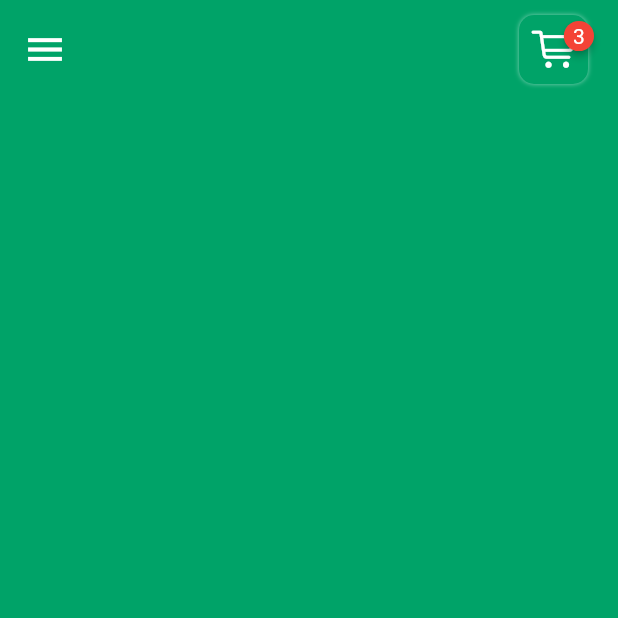
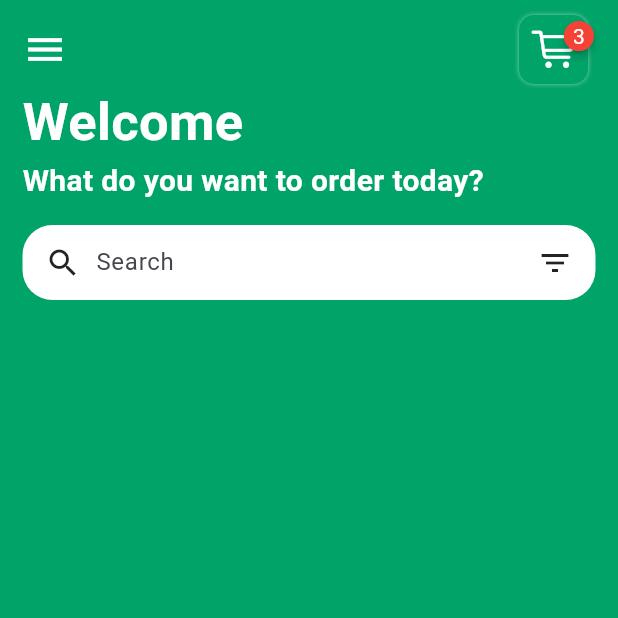
Before and after one commit to Pathum-Tharaka/Flutter-Food-app, a Flutter app: the HomePage screen opened by its route, on a phone screen of 412 x 824 dp, the top half of it. Run offline on Flutter 3.47's test engine with Material 3 defaults, Android fonts, the phone set to English and light mode, and no system bars; drawn by our look-alikes of badges.

Commit message:
Update HomePage.dart

```diff
--- a/foodapp/lib/Pages/HomePage.dart
+++ b/foodapp/lib/Pages/HomePage.dart
@@ -3,10 +3,12 @@ import 'package:flutter/cupertino.dart';
 import 'package:flutter/material.dart';
 
 class HomePage extends StatelessWidget {
+  const HomePage({super.key});
+
   @override
   Widget build(BuildContext context) {
     return Scaffold(
-        backgroundColor: Color(0xff00a368),
+        backgroundColor: const Color(0xff00a368),
         body: SafeArea(
             child: SingleChildScrollView(
           child: Column(
@@ -16,7 +18,7 @@ class HomePage extends StatelessWidget {
                 child: Row(
                   mainAxisAlignment: MainAxisAlignment.spaceBetween,
                   children: [
-                    Icon(
+                    const Icon(
                       Icons.menu,
                       color: Colors.white,
                       size: 30,
@@ -24,7 +26,7 @@ class HomePage extends StatelessWidget {
                     Container(
                         padding: const EdgeInsets.all(8),
                         decoration: BoxDecoration(
-                          color: Color(0xff00a368),
+                          color: const Color(0xff00a368),
                           borderRadius: BorderRadius.circular(10),
                           boxShadow: [
                             BoxShadow(
@@ -36,11 +38,11 @@ class HomePage extends StatelessWidget {
                         child: badges.Badge(
                           position:
                               badges.BadgePosition.topEnd(top: -10, end: -12),
-                          badgeStyle: badges.BadgeStyle(
+                          badgeStyle: const badges.BadgeStyle(
                             badgeColor: Colors.red,
                             padding: EdgeInsets.all(6),
                           ),
-                          badgeContent: Text(
+                          badgeContent: const Text(
                             "3",
                             style: TextStyle(color: Colors.white),
                           ),
@@ -56,6 +58,49 @@ class HomePage extends StatelessWidget {
                   ],
                 ),
               ),
+              //welcome text
+              Container(
+                alignment: Alignment.centerLeft,
+                padding: EdgeInsets.symmetric(horizontal: 15),
+                child: Column(
+                    crossAxisAlignment: CrossAxisAlignment.start,
+                    children: [
+                      Text(
+                        "Welcome",
+                        style: TextStyle(
+                            color: Colors.white,
+                            fontSize: 35,
+                            fontWeight: FontWeight.bold),
+                      ),
+                      Text("What do you want to order today?",
+                          style: TextStyle(
+                              color: Colors.white,
+                              fontSize: 20,
+                              fontWeight: FontWeight.bold))
+                    ]),
+              ),
+              //search bar
+              Container(
+                  padding: EdgeInsets.symmetric(horizontal: 15),
+                  margin: EdgeInsets.all(15),
+                  height: 50,
+                  decoration: BoxDecoration(
+                      color: Colors.white,
+                      borderRadius: BorderRadius.circular(20)),
+                  child: Row(children: [
+                    Icon(
+                      Icons.search,
+                    ),
+                    Container(
+                        margin: EdgeInsets.only(left: 10),
+                        width: 250,
+                        child: TextField(
+                          decoration: InputDecoration(
+                              border: InputBorder.none, hintText: "Search"),
+                        )),
+                    Spacer(),
+                    Icon(Icons.filter_list),
+                  ]))
             ],
           ),
         )));
```
